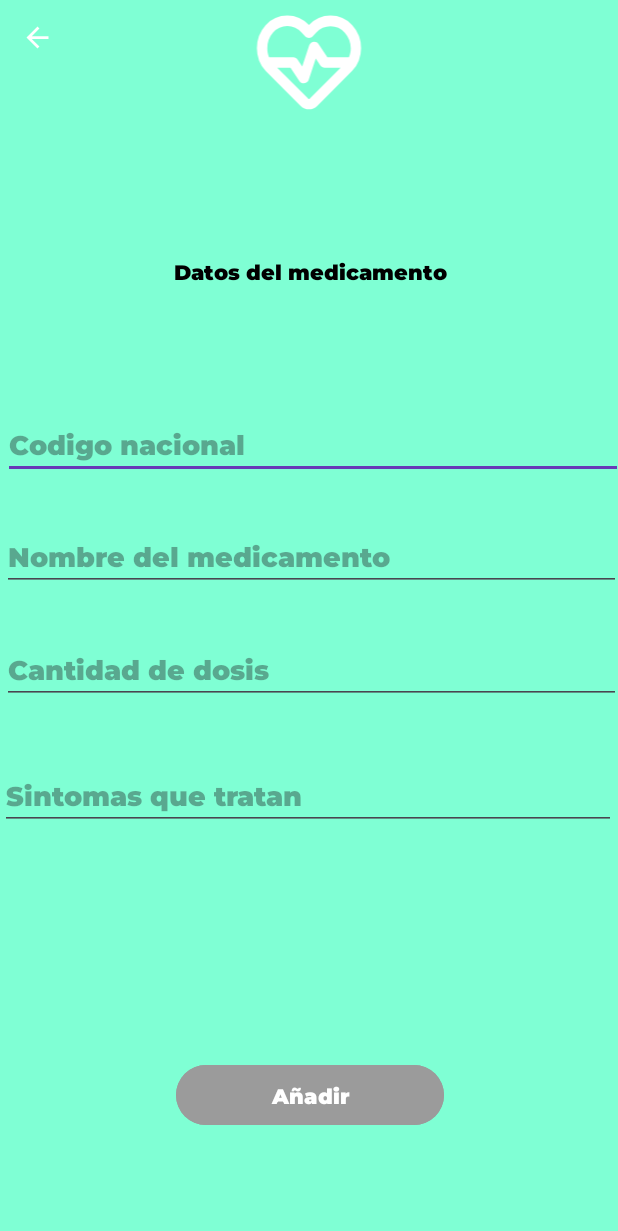
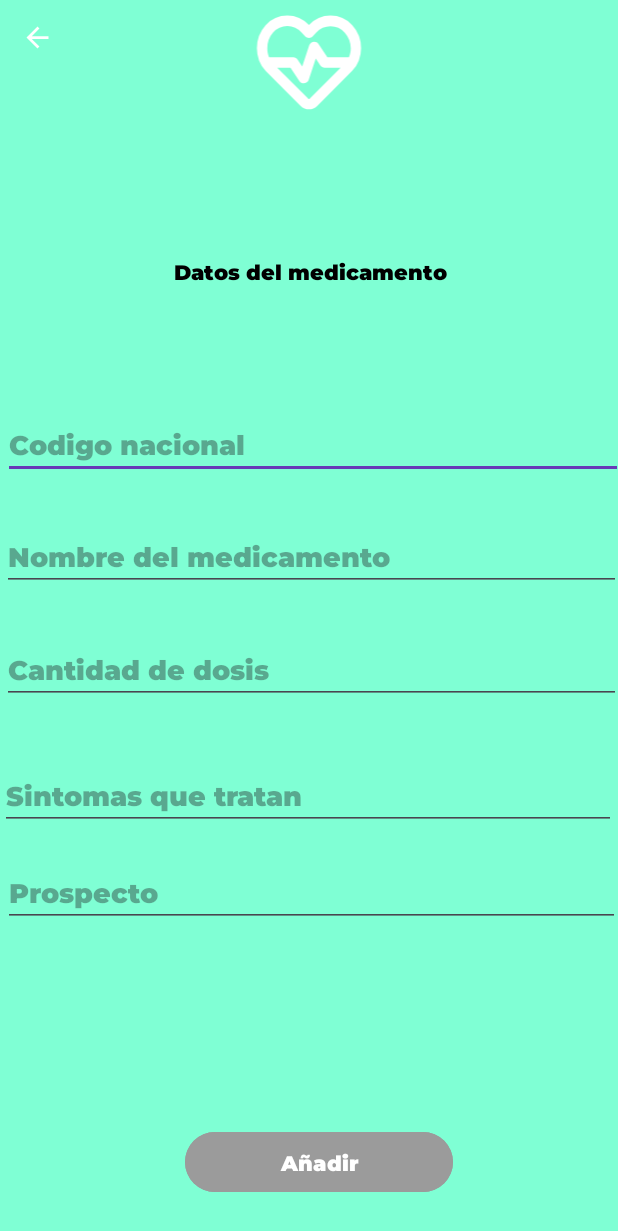
Before and after one commit to gfontan/Medical, an Android app: the InsertData screen opened directly, with no data from a screen before it, after a tap on "Añadir", on a phone screen of 412 x 824 dp. Shown: the top 1231 px of the screen. Run offline under Robolectric (Android 15) with nearby library versions, the light colour scheme and no system bars.

Commit message:
Carga Inicial

```diff
--- a/app/src/main/AndroidManifest.xml
+++ b/app/src/main/AndroidManifest.xml
@@ -27,6 +27,9 @@
         android:supportsRtl="true"
         android:theme="@style/Theme.AplicacionFinal"
         tools:targetApi="31">
+        <activity
+            android:name=".DetalleMedicamento"
+            android:exported="false" />
         <activity
             android:name=".DetalleCita"
             android:exported="false" />
--- a/app/src/main/java/com/example/aplicacionfinal/InsertData.java
+++ b/app/src/main/java/com/example/aplicacionfinal/InsertData.java
@@ -11,7 +11,7 @@ import android.widget.Toast;
 
 public class InsertData extends AppCompatActivity {
 
-    EditText t1, t2, t3, t4;
+    EditText t1, t2, t3, t4, t5;
     DbManager db;
     Button insert;
 
@@ -20,12 +20,11 @@ public class InsertData extends AppCompatActivity {
         super.onCreate(savedInstanceState);
         setContentView(R.layout.activity_insert_data);
 
-
-
         t1 = (EditText) findViewById(R.id.t1);
         t2 = (EditText) findViewById(R.id.t2);
         t3 = (EditText) findViewById(R.id.t3);
         t4 = (EditText) findViewById(R.id.t4);
+        t5 = (EditText) findViewById(R.id.t5);
         insert = (Button) findViewById(R.id.btnInsert);
 
         db = new DbManager(this);
@@ -37,10 +36,17 @@ public class InsertData extends AppCompatActivity {
                 String nombre = t2.getText().toString();
                 String  dosis = t3.getText().toString();
                 String sintomas = t4.getText().toString();
+                String prospecto = t5.getText().toString();
 
-                Boolean checkinsertdata = db.insertUserData(cod_nacional, nombre, dosis, sintomas);
+                Boolean checkinsertdata = db.insertUserData(cod_nacional, nombre, dosis, sintomas, prospecto);
                 if(checkinsertdata == true){
                     Toast.makeText(InsertData.this, "Datos insertados", Toast.LENGTH_SHORT).show();
+
+                    t1.setText("");
+                    t2.setText("");
+                    t3.setText("");
+                    t4.setText("");
+                    t5.setText("");
                 }else {
                     Toast.makeText(InsertData.this, "Error", Toast.LENGTH_SHORT).show();
                 }
--- a/app/src/main/res/layout/activity_insert_data.xml
+++ b/app/src/main/res/layout/activity_insert_data.xml
@@ -86,6 +86,19 @@
         android:fontFamily="@font/montserrat"
         android:hint="Sintomas que tratan" />
 
+    <EditText
+        android:id="@+id/t5"
+        android:layout_width="match_parent"
+        android:layout_height="wrap_content"
+        android:layout_alignParentStart="true"
+        android:layout_alignParentTop="true"
+        android:layout_alignParentEnd="true"
+        android:layout_marginStart="2dp"
+        android:layout_marginTop="572dp"
+        android:layout_marginEnd="-1dp"
+        android:fontFamily="@font/montserrat"
+        android:hint="Prospecto" />
+
     <Button
         android:id="@+id/btnInsert"
         android:layout_width="wrap_content"
@@ -93,9 +106,9 @@
         android:layout_alignParentStart="true"
         android:layout_alignParentEnd="true"
         android:layout_alignParentBottom="true"
-        android:layout_marginStart="117dp"
-        android:layout_marginEnd="116dp"
-        android:layout_marginBottom="70dp"
+        android:layout_marginStart="123dp"
+        android:layout_marginEnd="110dp"
+        android:layout_marginBottom="25dp"
         android:backgroundTint="#9B9B9B"
         android:fontFamily="@font/montserrat"
         android:gravity="center"
@@ -103,4 +116,7 @@
         android:text="Añadir"
         android:textColor="@color/white" />
 
+
+
+
 </RelativeLayout>
```
Also changed, not shown: app/src/main/java/com/example/aplicacionfinal/DbManager.java (+26 -2 lines), app/src/main/java/com/example/aplicacionfinal/DetalleMedicamento.java (added, +41 -0 lines), app/src/main/java/com/example/aplicacionfinal/ListAdapter.java (+34 -11 lines), app/src/main/java/com/example/aplicacionfinal/MedicamentoList.java (+19 -4 lines), app/src/main/res/layout/activity_detalle_medicamento.xml (added, +39 -0 lines), app/src/main/res/layout/activity_insert_data_citas.xml (+4 -4 lines).
